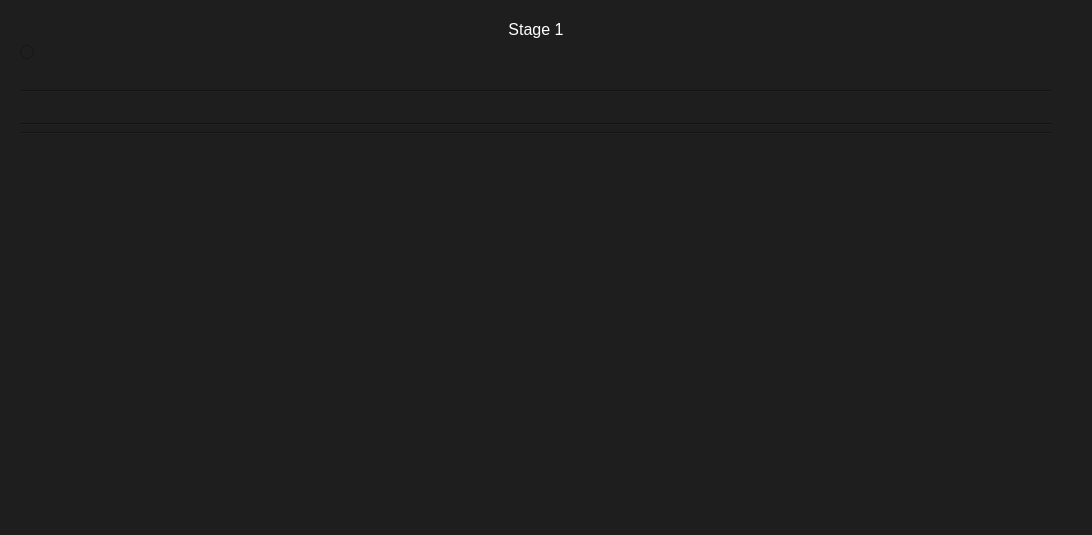
This is Frontend/Designer/Stage_Widget.ui in odevincenti/TC_TP4 as Qt 5 draws it before an edit. The edited form follows.
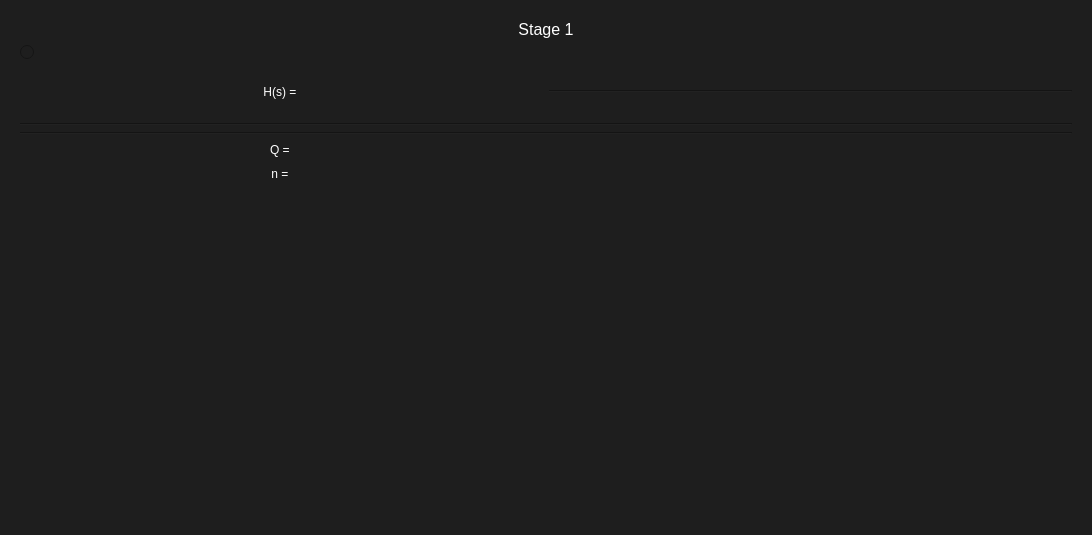
This is the edited form.

Commit message:
add label_denominador label_numerador label_q label_n
v2

```diff
--- a/Frontend/Designer/Stage_Widget.ui
+++ b/Frontend/Designer/Stage_Widget.ui
@@ -19,9 +19,7 @@
   </property>
   <layout class="QHBoxLayout" name="horizontalLayout_4">
    <item>
-    <layout class="QHBoxLayout" name="horizontalLayout">
-     <item>
-      <layout class="QVBoxLayout" name="verticalLayout_3">
+    <layout class="QVBoxLayout" name="verticalLayout_4">
        <item>
         <widget class="QWidget" name="widget_Stages" native="true">
          <property name="styleSheet">
@@ -56,7 +54,25 @@
              </widget>
             </item>
             <item>
-             <layout class="QVBoxLayout" name="verticalLayout">
+           <layout class="QVBoxLayout" name="verticalLayout_7">
+            <item>
+             <layout class="QHBoxLayout" name="horizontalLayout_12">
+              <item>
+               <widget class="QLabel" name="label_3">
+                <property name="styleSheet">
+                 <string notr="true">color:white
+</string>
+                </property>
+                <property name="text">
+                 <string>H(s) = </string>
+                </property>
+                <property name="alignment">
+                 <set>Qt::AlignCenter</set>
+                </property>
+               </widget>
+              </item>
+              <item>
+               <layout class="QVBoxLayout" name="verticalLayout_12">
               <item>
                <widget class="QLabel" name="label_numerador">
                 <property name="font">
@@ -100,6 +116,10 @@
                 </property>
                </widget>
               </item>
+               </layout>
+              </item>
+             </layout>
+            </item>
               <item>
                <widget class="Line" name="line_ecuacion_2">
                 <property name="orientation">
@@ -115,24 +135,21 @@
                </widget>
               </item>
               <item>
-               <widget class="QLabel" name="label_n">
-                <property name="font">
-                 <font>
-                  <pointsize>12</pointsize>
-                 </font>
-                </property>
+             <layout class="QGridLayout" name="gridLayout">
+              <item row="1" column="0">
+               <widget class="QLabel" name="label_6">
                 <property name="styleSheet">
                  <string notr="true">color:white</string>
                 </property>
                 <property name="text">
-                 <string/>
+                 <string>n = </string>
                 </property>
                 <property name="alignment">
                  <set>Qt::AlignCenter</set>
                 </property>
                </widget>
               </item>
-              <item>
+              <item row="0" column="1">
                <widget class="QLabel" name="label_q">
                 <property name="font">
                  <font>
@@ -150,30 +167,41 @@
                 </property>
                </widget>
               </item>
-              <item>
-               <spacer name="verticalSpacer_2">
-                <property name="orientation">
-                 <enum>Qt::Vertical</enum>
+              <item row="0" column="0">
+               <widget class="QLabel" name="label_7">
+                <property name="styleSheet">
+                 <string notr="true">color:white</string>
                 </property>
-                <property name="sizeHint" stdset="0">
-                 <size>
-                  <width>20</width>
-                  <height>40</height>
-                 </size>
+                <property name="text">
+                 <string>Q = </string>
                 </property>
-               </spacer>
+                <property name="alignment">
+                 <set>Qt::AlignCenter</set>
+                </property>
+               </widget>
               </item>
-             </layout>
-            </item>
-           </layout>
-          </item>
-         </layout>
+              <item row="1" column="1">
+               <widget class="QLabel" name="label_n">
+                <property name="font">
+                 <font>
+                  <pointsize>12</pointsize>
+                 </font>
+                </property>
+                <property name="styleSheet">
+                 <string notr="true">color:white</string>
+                </property>
+                <property name="text">
+                 <string/>
+                </property>
+                <property name="alignment">
+                 <set>Qt::AlignCenter</set>
+                </property>
         </widget>
        </item>
       </layout>
      </item>
      <item>
-      <spacer name="verticalSpacer">
+             <spacer name="verticalSpacer_4">
        <property name="orientation">
         <enum>Qt::Vertical</enum>
        </property>
@@ -184,6 +212,13 @@
         </size>
        </property>
       </spacer>
+            </item>
+           </layout>
+          </item>
+         </layout>
+        </item>
+       </layout>
+      </widget>
      </item>
     </layout>
    </item>
```
Left out of the diff: 6 changed lines with no effect on the pictures. Lines whose indentation alone changed are shown as unchanged. The commit also changes 3 other files.
